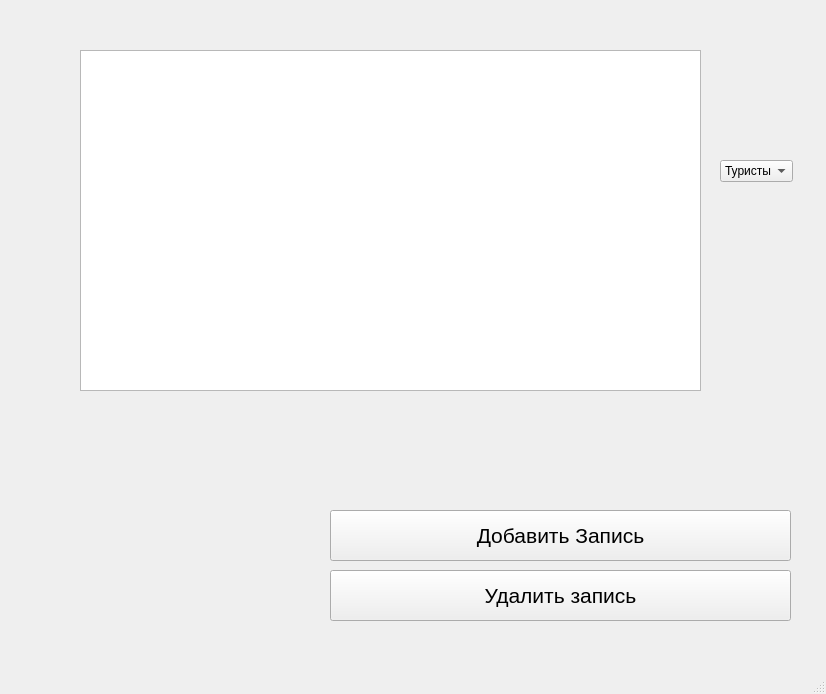
Above: GlavMenu.ui from XxArlekIn0xX/Praktika13 before the change. Below: the same form after it.
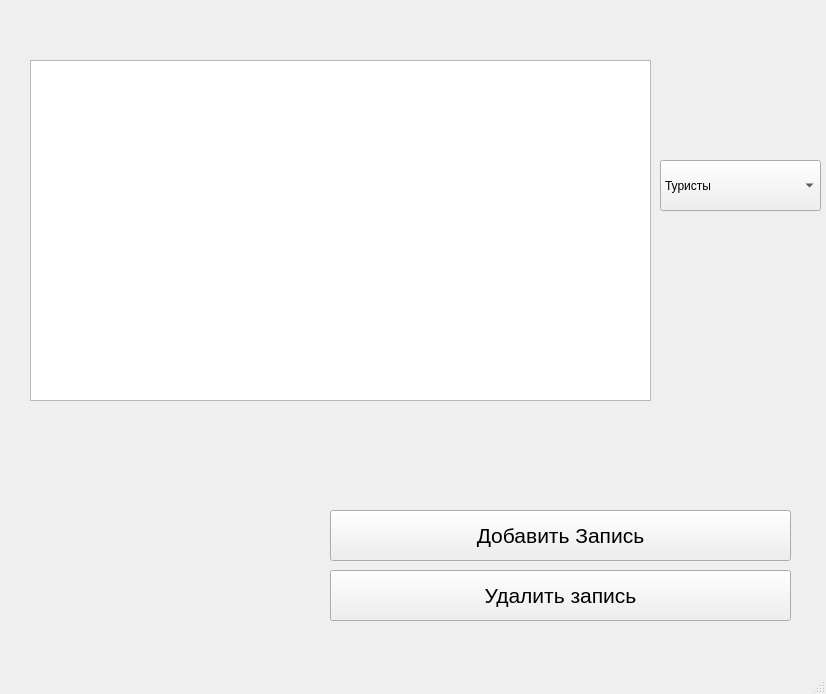
That is the form after the change. Icons and pictures are not drawn.

Commit message: Изменение главного меню, добавление кода для открытия Формы в зависимости от comboBox

What changed in the file:
```diff
--- a/GlavMenu.ui
+++ b/GlavMenu.ui
@@ -17,8 +17,8 @@
    <widget class="QTableWidget" name="tableWidget">
     <property name="geometry">
      <rect>
-      <x>80</x>
-      <y>50</y>
+      <x>30</x>
+      <y>60</y>
       <width>621</width>
       <height>341</height>
      </rect>
@@ -61,10 +61,10 @@
    <widget class="QComboBox" name="comboBox">
     <property name="geometry">
      <rect>
-      <x>720</x>
+      <x>660</x>
       <y>160</y>
-      <width>73</width>
-      <height>22</height>
+      <width>161</width>
+      <height>51</height>
      </rect>
     </property>
     <item>
```
The commit also changes 6 other files.
